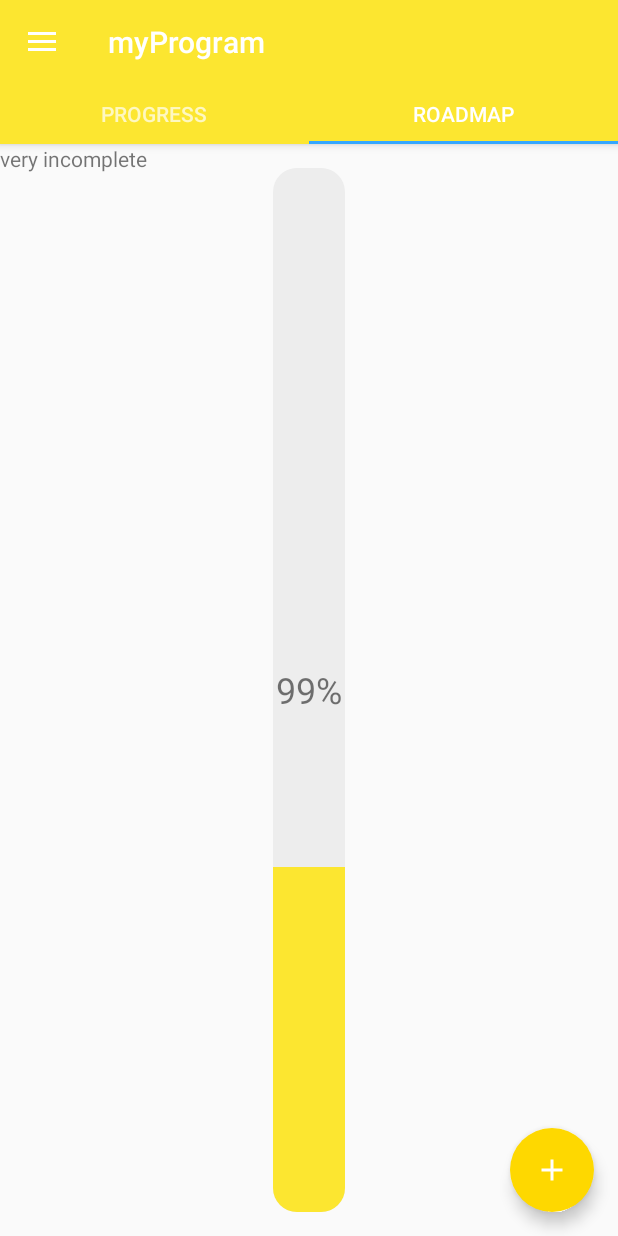
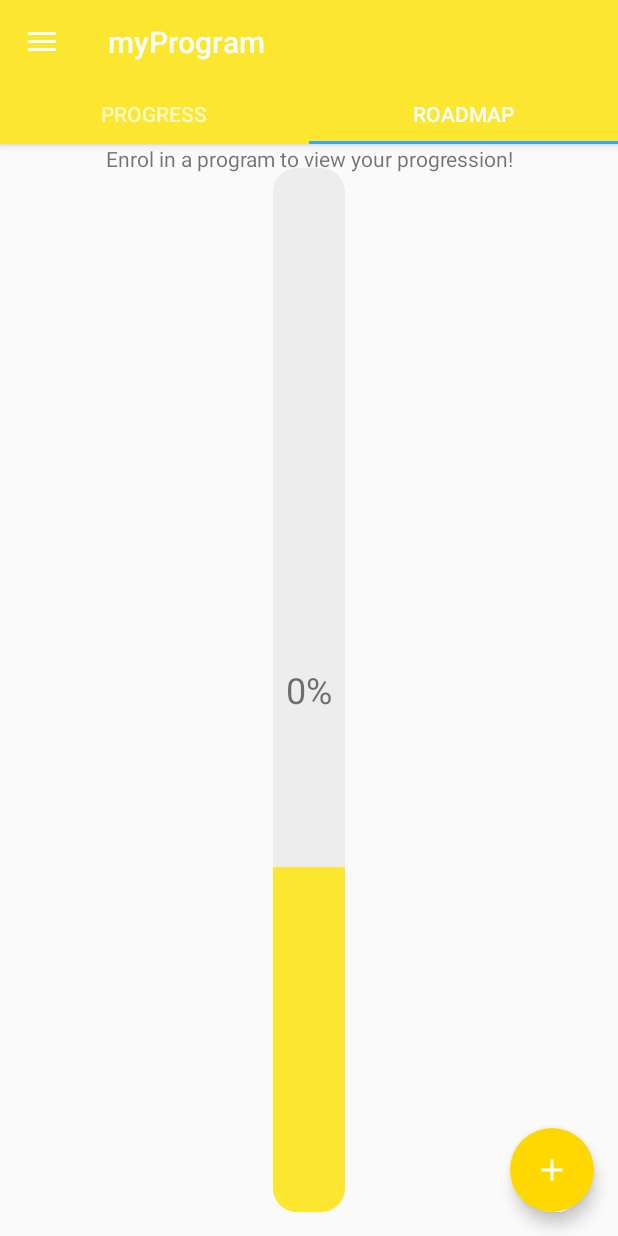
Before and after one commit to conewaffle/MyDegree, an Android app: the ProgressFragment screen opened directly, with no data from a screen before it, tab 2 chosen, on a phone screen of 412 x 824 dp. Run offline under Robolectric (Android 15) with nearby library versions, the phone set to English and light mode, and no system bars; our stand-ins replace Firebase (no records; nobody signed in at launch, a user with empty details on screens opened directly), Room's generated code; 1 statement that could not run was skipped.

Commit message:
fixed progress bugs

```diff
--- a/app/src/main/java/com/example/mydegree/Room/CourseDao.java
+++ b/app/src/main/java/com/example/mydegree/Room/CourseDao.java
@@ -89,7 +89,7 @@ public interface CourseDao {
     @Query("SELECT streamId2 AS streamId, streamName,  streamCourse, core FROM streamcourse a JOIN stream b ON a.streamId2=b.id JOIN course c ON a.streamCourse = c.courseCode WHERE b.streamProg = :program AND c.t3 = '1' GROUP BY c.courseCode")
     List<StreamCoursePlan> getTermThreeX(String program);
 
-    @Query("SELECT streamId2 AS streamId, streamName,  streamCourse, core FROM streamcourse a JOIN stream b ON a.streamId2=b.id JOIN course c ON a.streamCourse = c.courseCode WHERE b.streamProg = :program GROUP BY c.courseCode")
+    @Query("SELECT streamId2 AS streamId, streamName,  streamCourse, core FROM streamcourse a JOIN stream b ON a.streamId2=b.id JOIN course c ON a.streamCourse = c.courseCode WHERE b.streamProg = :program AND LENGTH(c.courseCode) = 8 GROUP BY c.courseCode")
     List<StreamCoursePlan> getAllTerms(String program);
 
     @Query("SELECT * FROM planinfo")
@@ -110,6 +110,9 @@ public interface CourseDao {
     @Query("SELECT * FROM 'enrolmentinfo'")
     List<EnrolmentInfo> getEnrolInfos();
 
+    @Query("SELECT id AS progCode, streamName AS majorId from stream WHERE id = :id")
+    List<EnrolmentInfo> getMajorName(String id);
+
     @Insert (onConflict = OnConflictStrategy.ABORT)
     long insertEnrolItem(EnrolmentItem enrolmentItem);
 
--- a/app/src/main/res/layout/fragment_roadmap.xml
+++ b/app/src/main/res/layout/fragment_roadmap.xml
@@ -4,6 +4,13 @@
     android:layout_width="match_parent"
     android:layout_height="match_parent"
     tools:context=".Progress.RoadmapFragment">
+
+    <TextView
+        android:id="@+id/progressText"
+        android:layout_width="match_parent"
+        android:layout_height="wrap_content"
+        android:text="Enrol in a program to view your progression!"
+        android:textAlignment="center" />
 
     <RelativeLayout
         android:layout_width="wrap_content"
@@ -34,15 +41,9 @@
             android:layout_centerInParent="true"
             android:layout_marginEnd="184dp"
             android:layout_marginBottom="345dp"
-            android:text="99%"
+            android:text="0%"
             android:textSize="24sp" />
 
     </RelativeLayout>
 
-    <TextView
-        android:id="@+id/progressText"
-        android:layout_width="wrap_content"
-        android:layout_height="wrap_content"
-        android:text="very incomplete" />
-
 </FrameLayout>
```
Also changed, not shown: app/src/main/java/com/example/mydegree/Progress/ProgressFragment.java (+15 -6 lines).
